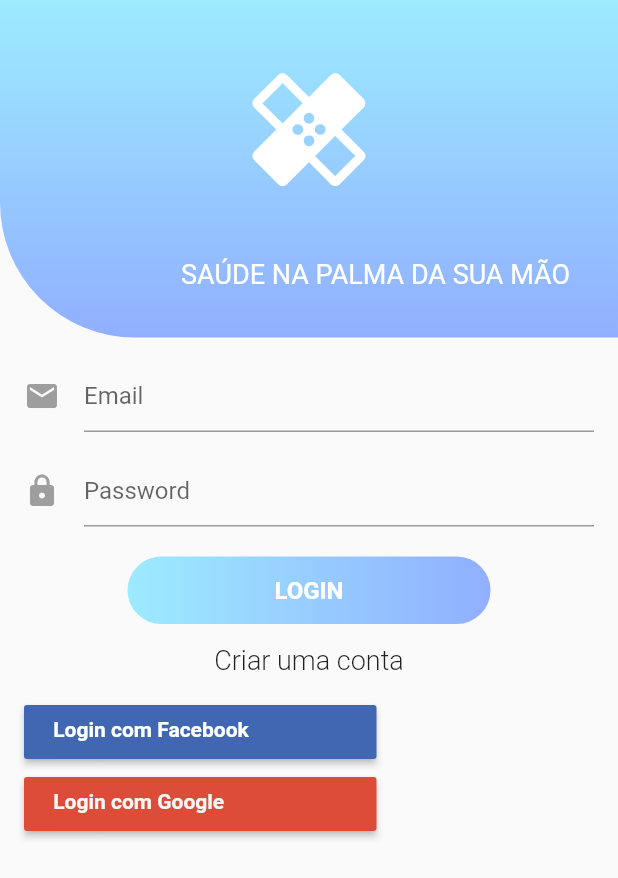
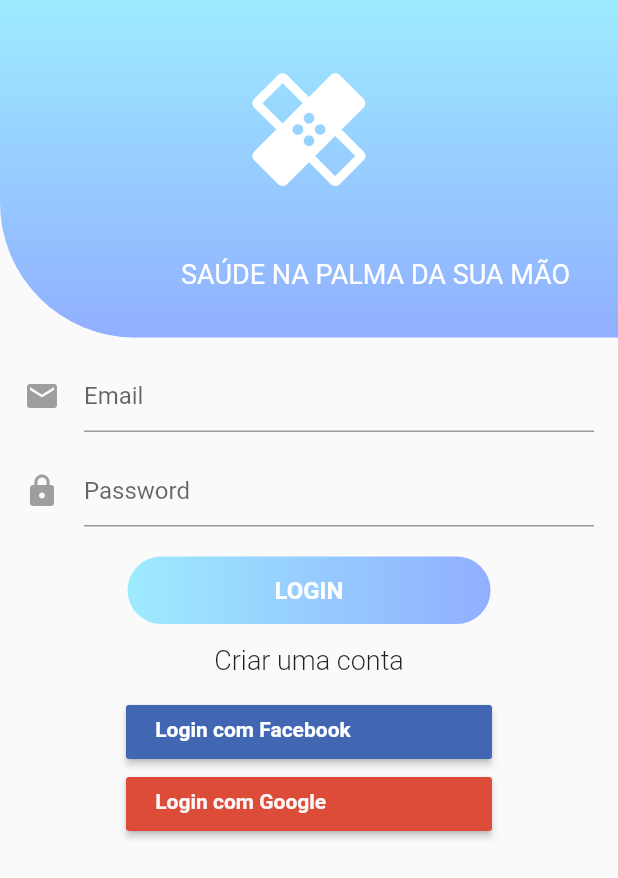
Before and after one commit to lucasLdeo/AppImed, a Flutter app: the screen it shows after launch, on a phone screen of 412 x 824 dp. Shown: the top 878 px of the screen. Run offline on Flutter 3.47's test engine with Material 2 defaults, Android fonts, the phone set to English and light mode, and no system bars; our stand-ins replace cloud_firestore, firebase_auth, firebase_database; accounts and stored records are empty.

Commit message:
Comit Telas

```diff
--- a/lib/pages/cadastro_paciente.dart
+++ b/lib/pages/cadastro_paciente.dart
@@ -2,6 +2,7 @@ import 'package:flutter/cupertino.dart';
 import 'package:flutter/material.dart';
 
 import 'package:cloud_firestore/cloud_firestore.dart';
+import 'package:imed/pages/pacientes.dart';
 import 'package:imed/services/authentication.dart';
 import 'package:firebase_auth/firebase_auth.dart';
 
@@ -68,7 +69,7 @@ class _CadastroPacienteState extends State<CadastroPaciente> {
             'telefone': telefone,
             'email': email,
           }).then((documentReference) {
-            Navigator.of(context).pop();
+            new Pacientes();
           }).catchError((e) {
             print(e);
           });
--- a/lib/pages/login_signup_page.dart
+++ b/lib/pages/login_signup_page.dart
@@ -132,7 +132,7 @@ class _LoginSignupPageState extends State<LoginSignupPage> {
                     ),
                     showSecondaryButton(),
                     Container(
-                      padding: EdgeInsets.fromLTRB(16, 0, 161, 0),
+                      padding: EdgeInsets.fromLTRB(84, 0, 84, 0),
                       child: Column(
                         children: <Widget>[
                           showFacebookButton(),
--- a/lib/pages/profile_screen.dart
+++ b/lib/pages/profile_screen.dart
@@ -26,7 +26,7 @@ class SecondScreen extends StatelessWidget {
   final VoidCallback logoutCallback;
   final String userId;
   final String email;
-  QuerySnapshot UsuarioAtual = null;
+  QuerySnapshot UsuarioAtual;
   final db = Firestore.instance;
 
   signOut() async {
@@ -285,7 +285,7 @@ class ItemCard extends StatelessWidget {
 }
 
 class UpperSection extends StatelessWidget {
-  UpperSection( {Key key}) : super(key: key);
+  UpperSection({Key key}) : super(key: key);
 
   Widget build(BuildContext context) {
     return Column(
```
Also changed, not shown: lib/pages/cadastro_Medico.dart (+7 -2 lines).
